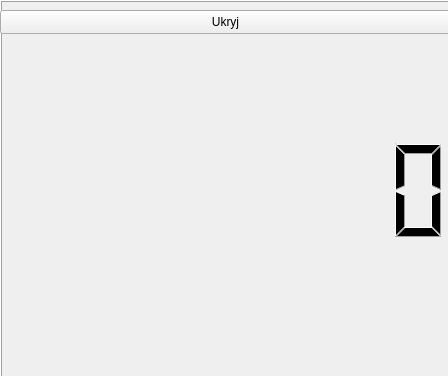
ctrl-c-ctrl-v-helpers/qt-apps, file uptimer/mainwindow.ui: the form before one commit.
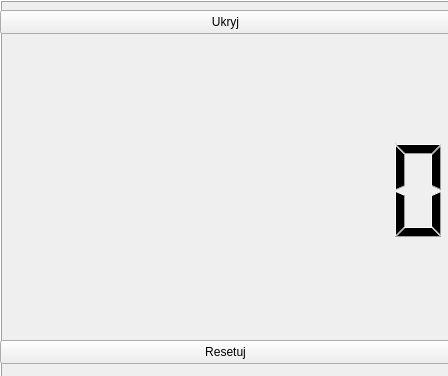
The form after the commit.

Commit message: Add support for resetting timer value

What changed in the file:
```diff
--- a/uptimer/mainwindow.ui
+++ b/uptimer/mainwindow.ui
@@ -46,6 +46,19 @@
      <string>Ukryj</string>
     </property>
    </widget>
+   <widget class="QPushButton" name="pushButton_2">
+    <property name="geometry">
+     <rect>
+      <x>0</x>
+      <y>340</y>
+      <width>451</width>
+      <height>24</height>
+     </rect>
+    </property>
+    <property name="text">
+     <string>Resetuj</string>
+    </property>
+   </widget>
   </widget>
  </widget>
  <resources/>
```
The commit also changes 2 other files.
